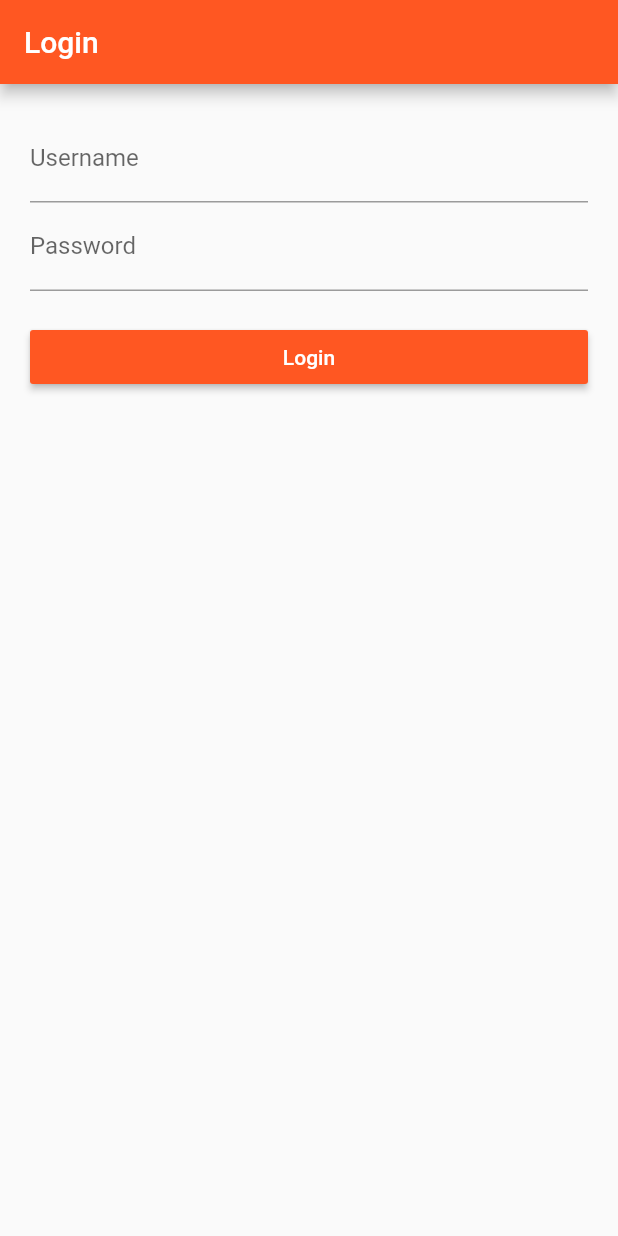
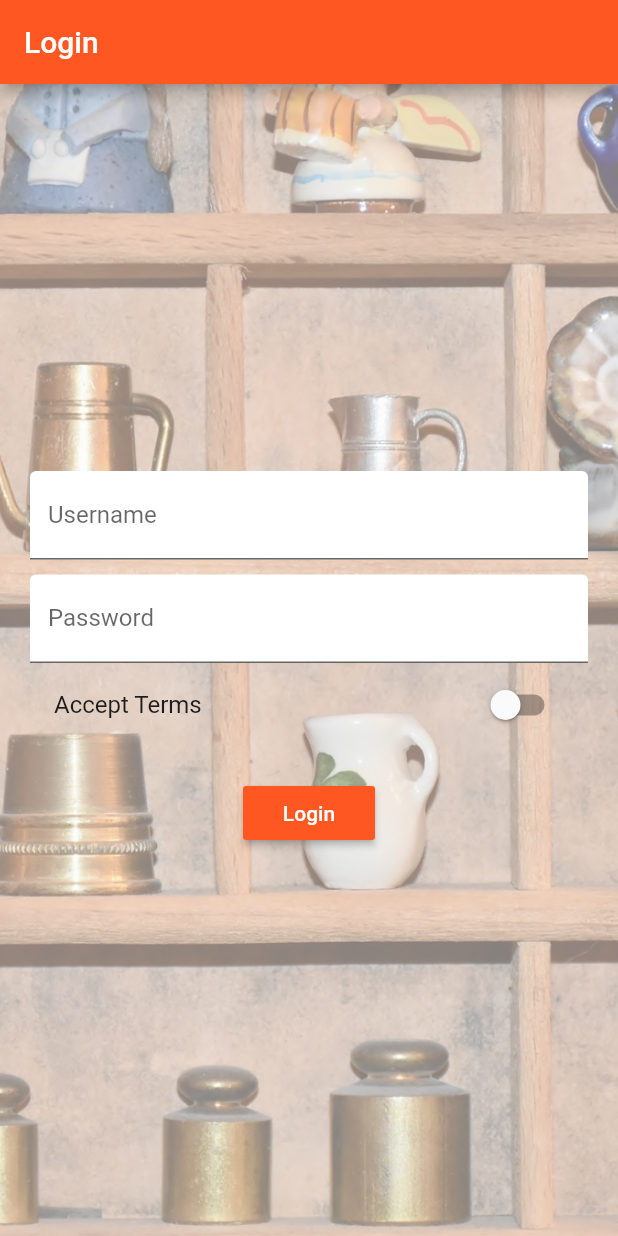
Before and after one commit to SarangChougs/FirstFlutterProject, a Flutter app: the screen it shows after launch, on a phone screen of 412 x 824 dp. Run offline on Flutter 3.47's test engine with Material 2 defaults, Android fonts, the phone set to English and light mode, and no system bars.

Commit message:
Improved the login page, added some icons and some more improvements.

```diff
--- a/lib/pages/auth.dart
+++ b/lib/pages/auth.dart
@@ -13,6 +13,7 @@ class AuthPage extends StatefulWidget {
 class _AuthPageState extends State<AuthPage> {
   String _usernameValue;
   String _passwordValue;
+  bool _acceptTerms = false;
 
   @override
   Widget build(BuildContext context) {
@@ -20,29 +21,56 @@ class _AuthPageState extends State<AuthPage> {
       appBar: AppBar(
         title: Text('Login'),
       ),
-        body: Center(
-          child: Container(
-            margin: EdgeInsets.all(20.0),
-            child: ListView(
+      body: Container(
+        decoration: BoxDecoration(
+          image: DecorationImage(
+            fit: BoxFit.cover,
+            colorFilter: ColorFilter.mode(
+                Colors.black.withOpacity(0.5), BlendMode.dstATop),
+            image: AssetImage('assets/background.jpg'),
+          ),
+        ),
+        padding: EdgeInsets.all(20.0),
+        child: Center(
+          child: SingleChildScrollView(
+            child: Column(
               children: <Widget>[
                 TextField(
-                  decoration: InputDecoration(labelText: 'Username'),
+                  decoration: InputDecoration(
+                      labelText: 'Username',
+                      filled: true,
+                      fillColor: Colors.white),
                   onChanged: (String user) {
                     setState(() {
                       _usernameValue = user;
                     });
                   },
-                  keyboardType:TextInputType.text ,
+                  keyboardType: TextInputType.text,
+                ),
+                SizedBox(
+                  height: 10.0,
                 ),
                 TextField(
-                  decoration: InputDecoration(labelText: 'Password'),
-                  onChanged: (String user) {
+                  decoration: InputDecoration(
+                      labelText: 'Password',
+                      filled: true,
+                      fillColor: Colors.white),
+                  onChanged: (String password) {
                     setState(() {
-                    _passwordValue = user;
+                      _passwordValue = password;
                     });
                   },
                   keyboardType: TextInputType.text,
                   obscureText: true,
+                ),
+                SwitchListTile(
+                  value: _acceptTerms,
+                  onChanged: (bool value) {
+                    setState(() {
+                      _acceptTerms = value;
+                    });
+                  },
+                  title: Text('Accept Terms'),
                 ),
                 SizedBox(
                   height: 20.0,
@@ -51,13 +79,15 @@ class _AuthPageState extends State<AuthPage> {
                   color: Theme.of(context).primaryColor,
                   textColor: Colors.white,
                   child: Text('Login'),
-                  onPressed: (){
+                  onPressed: () {
                     Navigator.pushReplacementNamed(context, '/products');
                   },
                 )
               ],
-            )
-          )
-        ));
+            ),
+          ),
+        ),
+      ),
+    );
   }
 }
--- a/lib/pages/product_create.dart
+++ b/lib/pages/product_create.dart
@@ -66,7 +66,7 @@ class _ProductCreatePageState extends State<ProductCreatePage> {
                 'image':'assets/space.jpg'
               };
               widget.addProduct(product);
-              Navigator.pushReplacementNamed(context, '/');
+              Navigator.pushReplacementNamed(context, '/products');
             },
           ),
         ],
--- a/lib/pages/products_admin.dart
+++ b/lib/pages/products_admin.dart
@@ -23,12 +23,16 @@ class ProductsAdminPage extends StatelessWidget {
                   title: Text('Choose'),
                 ),
                 ListTile(
+                  leading: Icon(
+                    Icons.home,
+                  ),
                   title: Text('Home'),
                   onTap: () {
                     Navigator.pushNamed(context, 'productlist');
                   },
                 ),
                 ListTile(
+                  leading: Icon(Icons.lock_open),
                   title: Text('Logout'),
                   onTap: () {
                     Navigator.pushReplacementNamed(context, '/');
```
Also changed, not shown: lib/main.dart (+5 -2 lines), lib/pages/products.dart (+12 -0 lines), lib/products.dart (+57 -4 lines), pubspec.yaml (+6 -4 lines), assets/Oswald-Bold.ttf (added), assets/background.jpg (added). Lines whose indentation alone changed are shown as unchanged.
